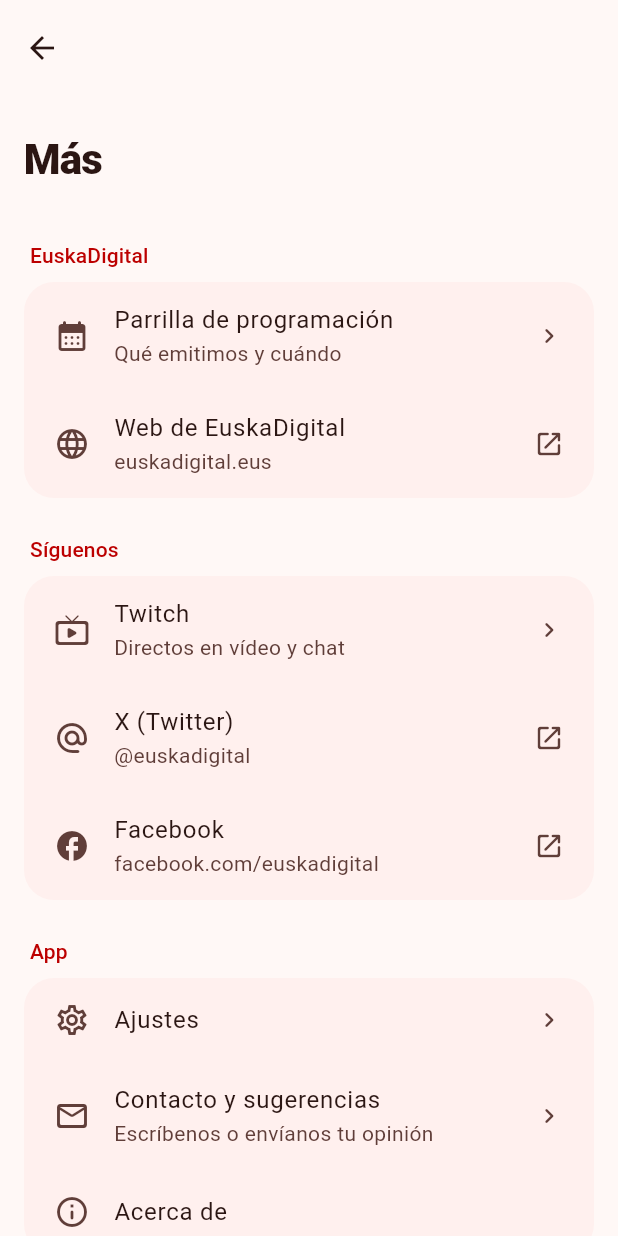
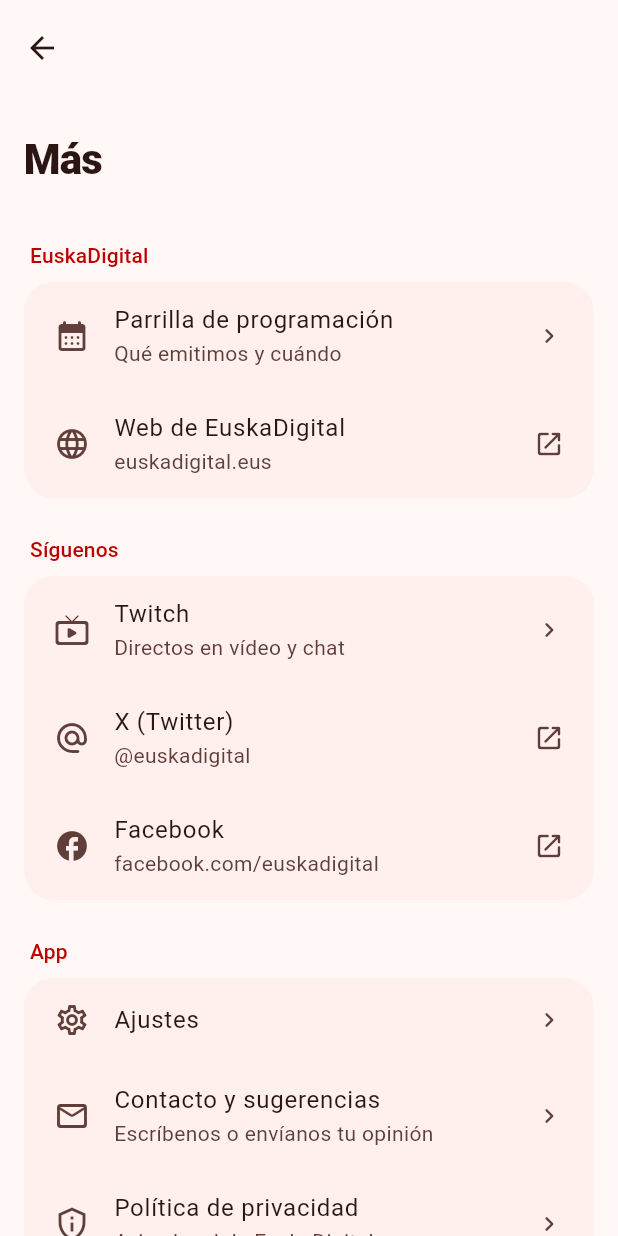
Before and after one commit to euskonet/euskadigital-app, a Flutter app: the MoreScreen screen opened directly, on a phone screen of 412 x 824 dp. Run offline on Flutter 3.47's test engine with Material 3 defaults, Android fonts, the phone set to English and light mode, and no system bars; our stand-ins replace cached_network_image, connectivity_plus, flutter_local_notifications, flutter_widget_from_html_core, just_audio, just_audio_background and 3 more; missing offline and left inert: audio_session, webview_flutter_android, webview_flutter_wkwebview, workmanager; accounts and stored records are empty; network calls fail.

Commit message:
Enlace a la política de privacidad (aviso legal de euskadigital.eus) en Más
Co-Authored-By: Claude Opus 5.5 <noreply@anthropic.com>
Claude-Session: https://claude.ai/code/session_016dLWWhA75jkREqA1LiHKKV

```diff
--- a/assets/config/app_config.json
+++ b/assets/config/app_config.json
@@ -139,6 +139,14 @@
       "icon": "feedback",
       "url": "https://docs.google.com/forms/d/1U4ArhAep20Qy1ChUlCmMk8diqco3Wv0HZA3qJ3eBwQk/viewform",
       "inApp": true
+    },
+    {
+      "id": "privacy",
+      "title": "Política de privacidad",
+      "subtitle": "Aviso legal de EuskaDigital",
+      "icon": "privacy",
+      "url": "https://www.euskadigital.eus/terminos-condiciones-webs/",
+      "inApp": true
     }
   ]
 }
--- a/lib/ui/screens/more_screen.dart
+++ b/lib/ui/screens/more_screen.dart
@@ -18,6 +18,7 @@ class MoreScreen extends StatelessWidget {
         'x' => Icons.alternate_email_rounded,
         'facebook' => Icons.facebook_rounded,
         'feedback' => Icons.mail_outline_rounded,
+        'privacy' => Icons.privacy_tip_outlined,
         _ => Icons.link_rounded,
       };
 
@@ -39,8 +40,9 @@ class MoreScreen extends StatelessWidget {
     final config = context.read<AppConfig>();
     final theme = Theme.of(context);
     final main = config.links.where((l) => l.id == 'schedule' || l.id == 'web').toList();
-    final social = config.links.where((l) => l.id != 'schedule' && l.id != 'web' && l.id != 'contact').toList();
-    final contact = config.links.where((l) => l.id == 'contact').toList();
+    const appLinks = {'contact', 'privacy'};
+    final social = config.links.where((l) => l.id != 'schedule' && l.id != 'web' && !appLinks.contains(l.id)).toList();
+    final contact = config.links.where((l) => appLinks.contains(l.id)).toList();
 
     Widget group(String title, List<Widget> children) => Padding(
           padding: const EdgeInsets.fromLTRB(16, 0, 16, 16),
```
